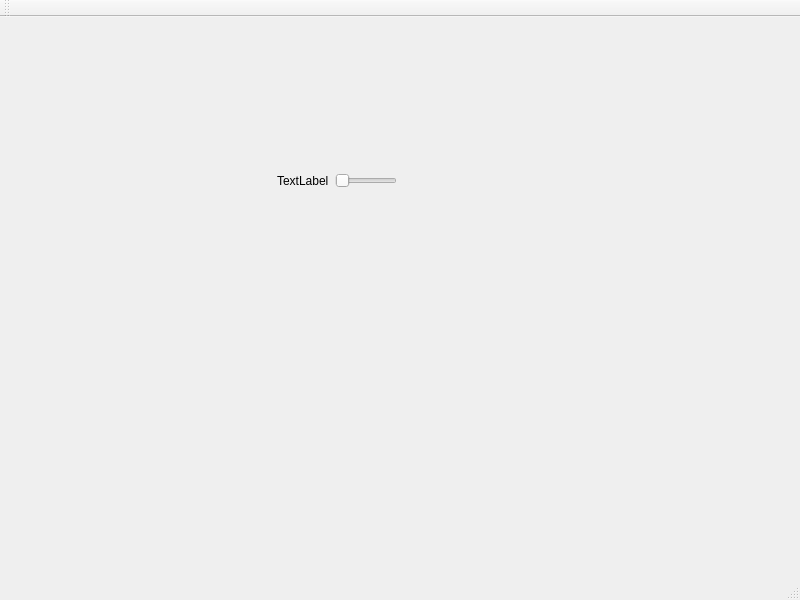
Qt form mainwindow.ui (viktor-zin/afce) before a commit.
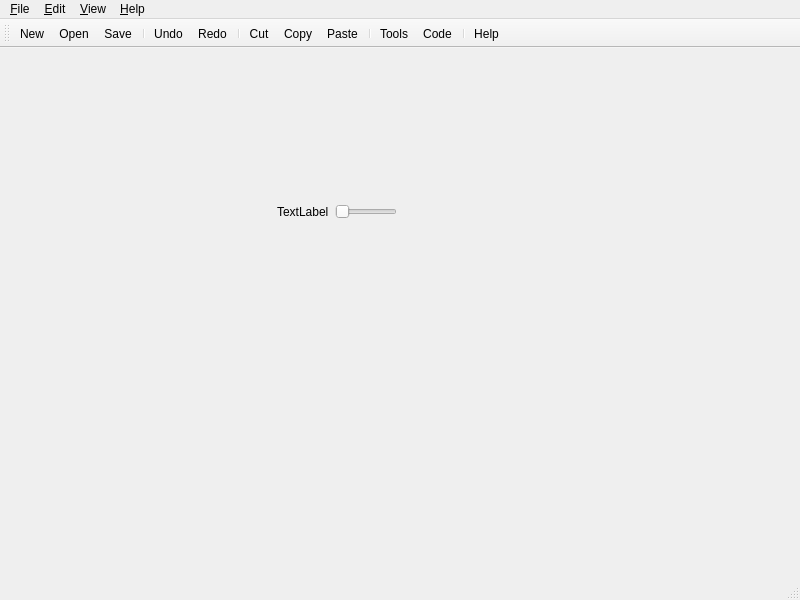
The same form after that commit. Icons and pictures are not drawn.

Commit message: UI: menu and toolbar

Diff of the .ui file:
```diff
--- a/mainwindow.ui
+++ b/mainwindow.ui
@@ -73,11 +73,71 @@
      <height>21</height>
     </rect>
    </property>
+   <widget class="QMenu" name="menu_File">
+    <property name="title">
+     <string>&amp;File</string>
+    </property>
+    <addaction name="actNew"/>
+    <addaction name="actOpen"/>
+    <addaction name="separator"/>
+    <addaction name="actSave"/>
+    <addaction name="actSaveAs"/>
+    <addaction name="separator"/>
+    <addaction name="actExport"/>
+    <addaction name="actExportSVG"/>
+    <addaction name="separator"/>
+    <addaction name="actPrint"/>
+    <addaction name="separator"/>
+    <addaction name="actExit"/>
+   </widget>
+   <widget class="QMenu" name="menu_Edit">
+    <property name="title">
+     <string>&amp;Edit</string>
+    </property>
+    <addaction name="actUndo"/>
+    <addaction name="actRedo"/>
+    <addaction name="separator"/>
+    <addaction name="actCut"/>
+    <addaction name="actCopy"/>
+    <addaction name="actPaste"/>
+    <addaction name="separator"/>
+    <addaction name="actDelete"/>
+   </widget>
+   <widget class="QMenu" name="menu_View">
+    <property name="title">
+     <string>&amp;View</string>
+    </property>
+    <addaction name="actTools"/>
+    <addaction name="actCode"/>
+    <addaction name="separator"/>
+   </widget>
+   <widget class="QMenu" name="menu_Help">
+    <property name="title">
+     <string>&amp;Help</string>
+    </property>
+    <addaction name="actHelp"/>
+    <addaction name="separator"/>
+    <addaction name="actAbout"/>
+    <addaction name="actAboutQt"/>
+   </widget>
+   <addaction name="menu_File"/>
+   <addaction name="menu_Edit"/>
+   <addaction name="menu_View"/>
+   <addaction name="menu_Help"/>
   </widget>
   <widget class="QStatusBar" name="statusbar"/>
   <widget class="QToolBar" name="toolBar">
    <property name="windowTitle">
-    <string>toolBar</string>
+    <string>Standard</string>
+   </property>
+   <property name="iconSize">
+    <size>
+     <width>32</width>
+     <height>32</height>
+    </size>
+   </property>
+   <property name="toolButtonStyle">
+    <enum>Qt::ToolButtonTextUnderIcon</enum>
    </property>
    <attribute name="toolBarArea">
     <enum>TopToolBarArea</enum>
@@ -85,6 +145,21 @@
    <attribute name="toolBarBreak">
     <bool>false</bool>
    </attribute>
+   <addaction name="actNew"/>
+   <addaction name="actOpen"/>
+   <addaction name="actSave"/>
+   <addaction name="separator"/>
+   <addaction name="actUndo"/>
+   <addaction name="actRedo"/>
+   <addaction name="separator"/>
+   <addaction name="actCut"/>
+   <addaction name="actCopy"/>
+   <addaction name="actPaste"/>
+   <addaction name="separator"/>
+   <addaction name="actTools"/>
+   <addaction name="actCode"/>
+   <addaction name="separator"/>
+   <addaction name="actHelp"/>
   </widget>
   <action name="actExit">
    <property name="icon">
```
Left out of the diff: 2 changed lines with no effect on the pictures. The commit also changes 2 other files.
